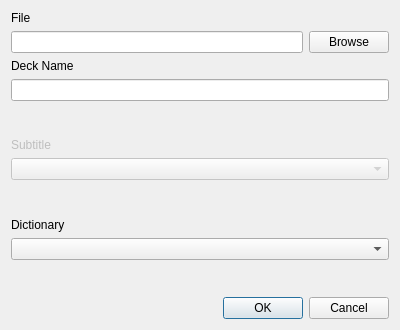
This is src/subtitleterms/ui/importdialog.ui in frigorific44/subtitleterms as Qt 5 draws it before an edit. The edited form follows.
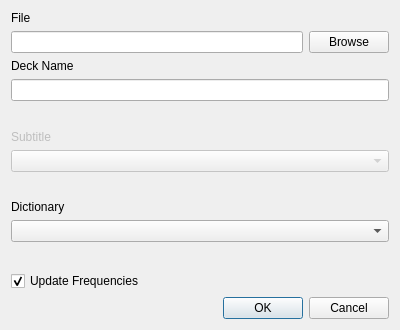
This is the edited form.

```diff
--- a/src/subtitleterms/ui/importdialog.ui
+++ b/src/subtitleterms/ui/importdialog.ui
@@ -111,6 +111,16 @@
      </property>
     </spacer>
    </item>
+   <item>
+    <widget class="QCheckBox" name="frequenciesCheckBox">
+     <property name="text">
+      <string>Update Frequencies</string>
+     </property>
+     <property name="checked">
+      <bool>true</bool>
+     </property>
+    </widget>
+   </item>
    <item>
     <widget class="QDialogButtonBox" name="buttonBox">
      <property name="orientation">
```
